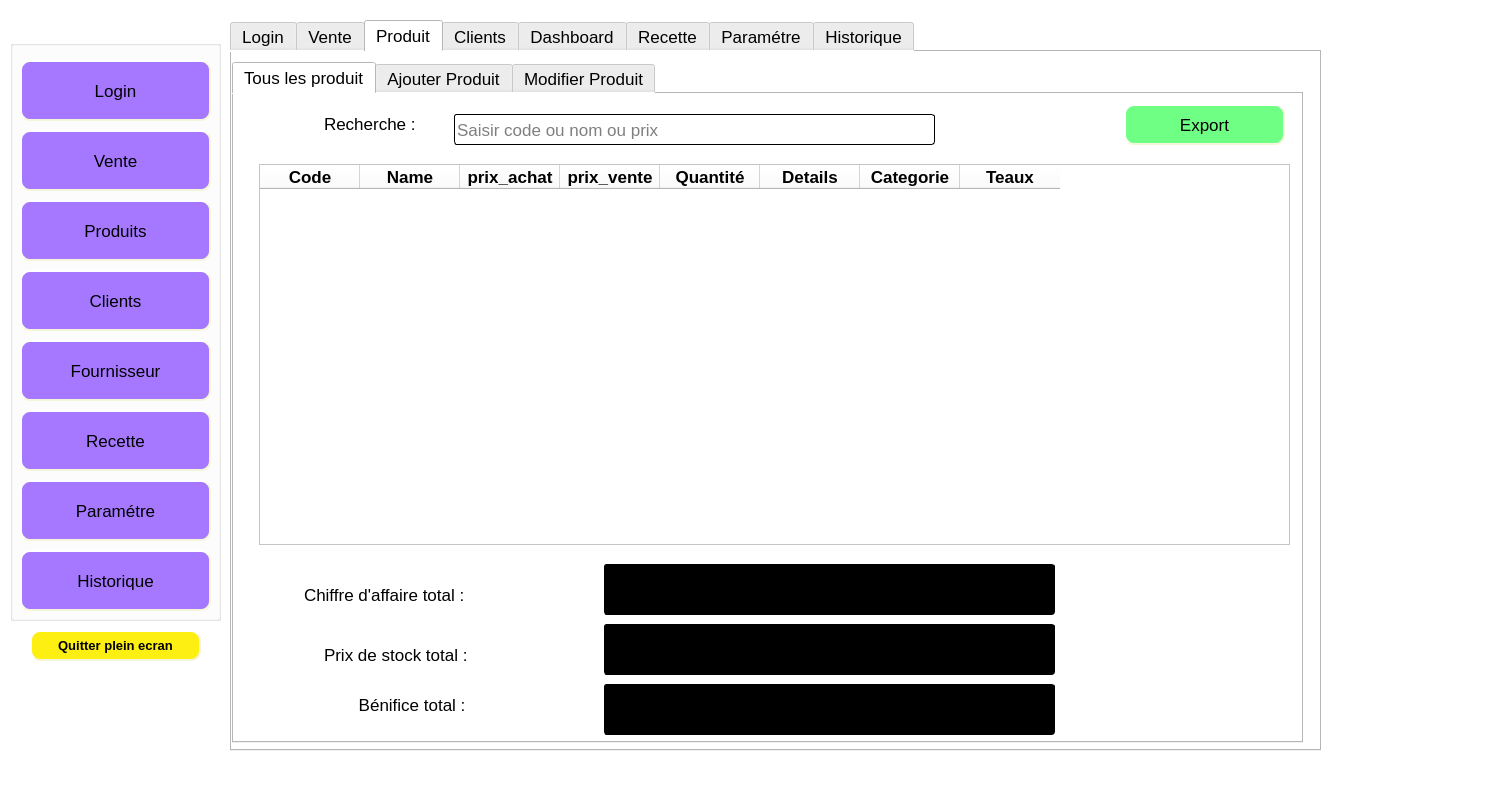
This is des_v2.ui in majidBOUZAR/Market-Management-PyQt5-MySQL as Qt 5 draws it before an edit. The edited form follows.
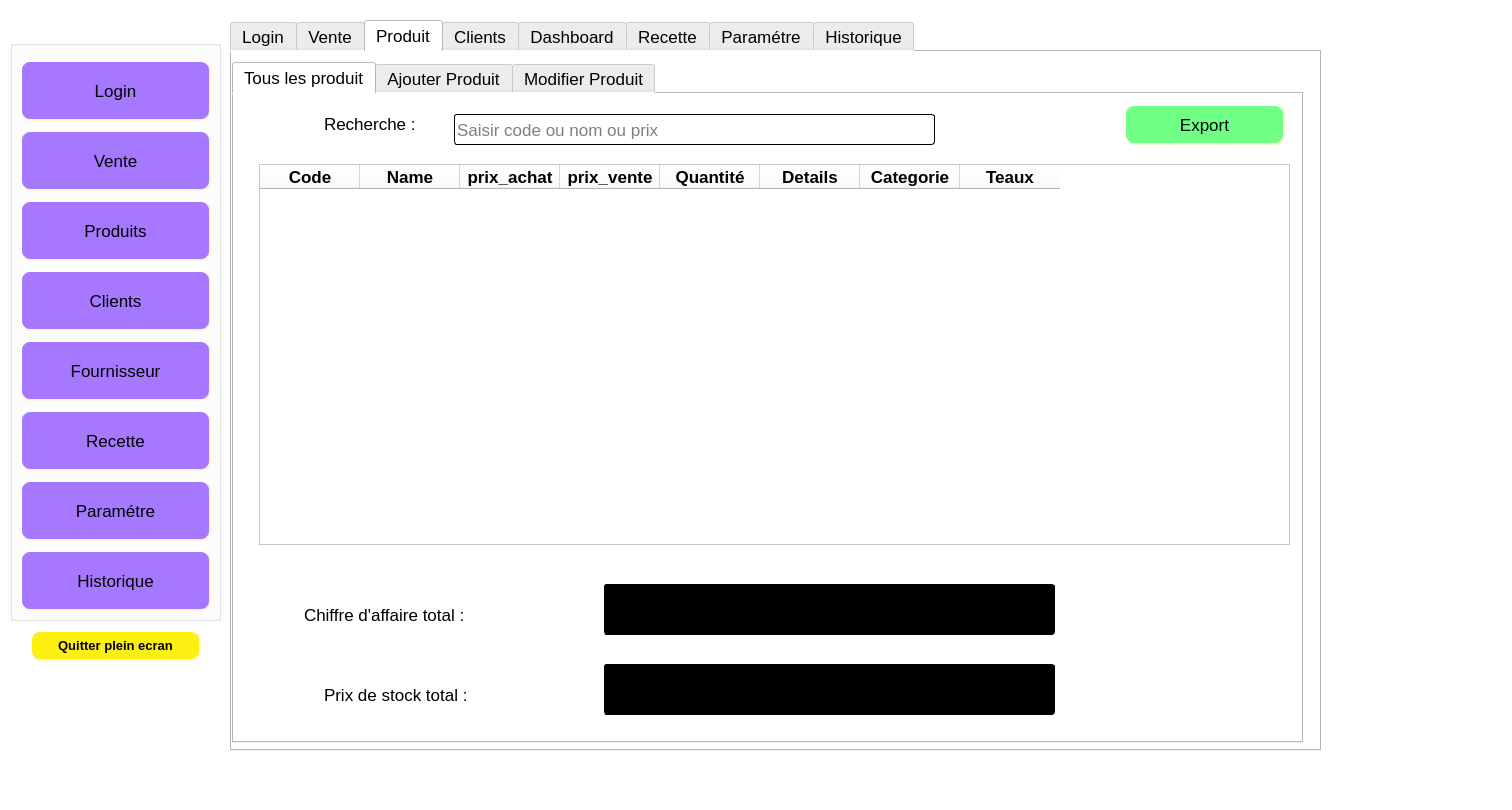
This is the edited form. The open tabs and pages were chosen to show the change. Icons and pictures are not drawn. Custom widgets are drawn as their Qt base class.

```diff
--- a/des_v2.ui
+++ b/des_v2.ui
@@ -924,7 +924,7 @@
         <property name="geometry">
          <rect>
           <x>370</x>
-          <y>530</y>
+          <y>570</y>
           <width>451</width>
           <height>51</height>
          </rect>
@@ -954,7 +954,7 @@
         <property name="geometry">
          <rect>
           <x>370</x>
-          <y>470</y>
+          <y>490</y>
           <width>451</width>
           <height>51</height>
          </rect>
@@ -981,7 +981,7 @@
         <property name="geometry">
          <rect>
           <x>90</x>
-          <y>540</y>
+          <y>580</y>
           <width>151</width>
           <height>41</height>
          </rect>
@@ -999,7 +999,7 @@
         <property name="geometry">
          <rect>
           <x>70</x>
-          <y>480</y>
+          <y>500</y>
           <width>171</width>
           <height>41</height>
          </rect>
@@ -1013,54 +1013,6 @@
          <string>Chiffre d'affaire total :</string>
         </property>
        </widget>
-       <widget class="QLineEdit" name="lineEdit_71">
-        <property name="enabled">
-         <bool>false</bool>
-        </property>
-        <property name="geometry">
-         <rect>
-          <x>370</x>
-          <y>590</y>
-          <width>451</width>
-          <height>51</height>
-         </rect>
-        </property>
-        <property name="font">
-         <font>
-          <pointsize>40</pointsize>
-          <weight>75</weight>
-          <bold>true</bold>
-         </font>
-        </property>
-        <property name="styleSheet">
-         <string notr="true">color: rgb(255, 0, 0);
-background-color: rgb(0, 0, 0);
-border-style: outset;
-border-width: 1px;
-border-radius: 3px;</string>
-        </property>
-        <property name="placeholderText">
-         <string/>
-        </property>
-       </widget>
-       <widget class="QLabel" name="label_46">
-        <property name="geometry">
-         <rect>
-          <x>120</x>
-          <y>590</y>
-          <width>131</width>
-          <height>41</height>
-         </rect>
-        </property>
-        <property name="font">
-         <font>
-          <pointsize>13</pointsize>
-         </font>
-        </property>
-        <property name="text">
-         <string> Bénifice total :</string>
-        </property>
-       </widget>
        <widget class="QPushButton" name="pushButton_33">
         <property name="geometry">
          <rect>
```
Left out of the diff: 47 changed lines with no effect on the pictures.
